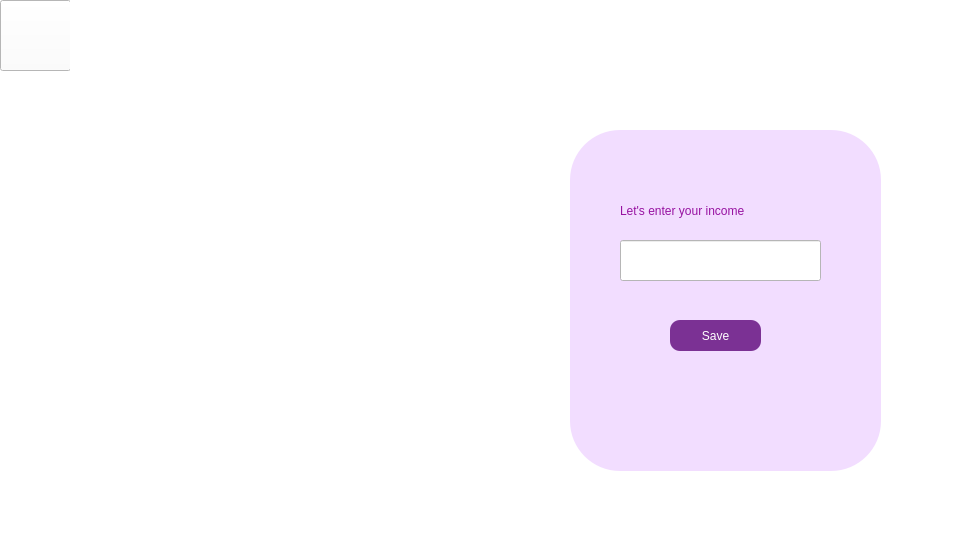
Old version of the form newincome.ui in the repository Nirjaraa/spendwise.
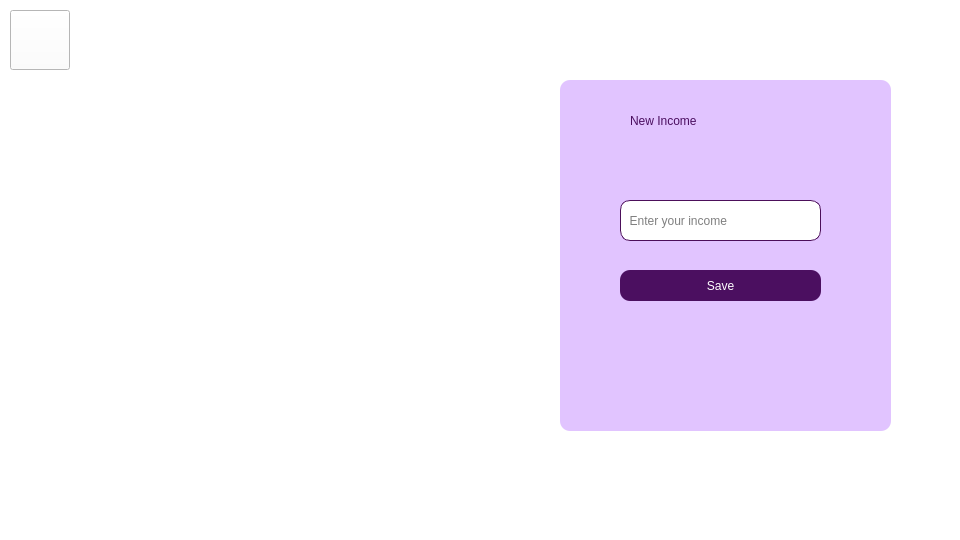
New version of the form. Icons and pictures are not drawn.

The edit to the form file:
```diff
--- a/newincome.ui
+++ b/newincome.ui
@@ -17,28 +17,12 @@
    <string notr="true">background-color:rgb(255,255,255);</string>
   </property>
   <widget class="QWidget" name="centralwidget">
-   <widget class="QLabel" name="label_2">
-    <property name="geometry">
-     <rect>
-      <x>870</x>
-      <y>460</y>
-      <width>91</width>
-      <height>81</height>
-     </rect>
-    </property>
-    <property name="styleSheet">
-     <string notr="true">border-image: url(:/resources/logo.png);</string>
-    </property>
-    <property name="text">
-     <string/>
-    </property>
-   </widget>
    <widget class="QLabel" name="label_4">
     <property name="geometry">
      <rect>
-      <x>140</x>
-      <y>140</y>
-      <width>371</width>
+      <x>110</x>
+      <y>90</y>
+      <width>321</width>
       <height>321</height>
      </rect>
     </property>
@@ -49,123 +33,114 @@
      <string/>
     </property>
    </widget>
-   <widget class="QPushButton" name="pushButton_8">
-    <property name="geometry">
-     <rect>
-      <x>670</x>
-      <y>320</y>
-      <width>91</width>
-      <height>31</height>
-     </rect>
-    </property>
-    <property name="styleSheet">
-     <string notr="true">border-image: url(:/resources/p7.jpg);
-font: 12pt &quot;Bahnschrift&quot;;
-border-color: none;
-color: rgb(255, 255, 255);
-background-color: rgb(123,49,148);
-border-radius: 10px;
-
-</string>
-    </property>
-    <property name="text">
-     <string>Save</string>
-    </property>
-   </widget>
-   <widget class="QLabel" name="label_5">
-    <property name="geometry">
-     <rect>
-      <x>620</x>
-      <y>200</y>
-      <width>221</width>
-      <height>21</height>
-     </rect>
-    </property>
-    <property name="styleSheet">
-     <string notr="true">font: 15pt &quot;Bahnschrift&quot;;
-color:rgb(151, 18, 161);
-background-color:rgb(242, 221, 255);
-
-</string>
-    </property>
-    <property name="text">
-     <string>Let's enter your income</string>
-    </property>
-   </widget>
-   <widget class="QLineEdit" name="newincome_2">
-    <property name="geometry">
-     <rect>
-      <x>620</x>
-      <y>240</y>
-      <width>201</width>
-      <height>41</height>
-     </rect>
-    </property>
-   </widget>
    <widget class="QPushButton" name="back">
     <property name="geometry">
      <rect>
-      <x>0</x>
-      <y>0</y>
-      <width>71</width>
-      <height>71</height>
+      <x>10</x>
+      <y>10</y>
+      <width>60</width>
+      <height>60</height>
      </rect>
     </property>
     <property name="styleSheet">
-     <string notr="true">image: url(:/resources/back.png);</string>
+     <string notr="true">image: url(:/resources/back.svg);</string>
     </property>
     <property name="text">
      <string/>
     </property>
    </widget>
-   <widget class="QLabel" name="editprofiletitle">
+   <widget class="QGroupBox" name="groupBox">
     <property name="geometry">
      <rect>
-      <x>70</x>
-      <y>0</y>
-      <width>911</width>
-      <height>71</height>
+      <x>560</x>
+      <y>80</y>
+      <width>331</width>
+      <height>351</height>
      </rect>
     </property>
     <property name="styleSheet">
-     <string notr="true">border-image:url(:/resources/title.png);
-color:rgb(255, 255, 255);
+     <string notr="true">border-radius:10px;
+background-color:rgb(225,196,255);</string>
+    </property>
+    <property name="title">
+     <string> </string>
+    </property>
+    <widget class="QLabel" name="label_3">
+     <property name="geometry">
+      <rect>
+       <x>70</x>
+       <y>10</y>
+       <width>181</width>
+       <height>61</height>
+      </rect>
+     </property>
+     <property name="styleSheet">
+      <string notr="true">color: rgb(75, 15, 96);
+ border:transparent;
+font: 800 25pt &quot;Bahnschrift&quot;;
+</string>
+     </property>
+     <property name="text">
+      <string>New Income</string>
+     </property>
+    </widget>
+    <widget class="QLineEdit" name="newincome_2">
+     <property name="geometry">
+      <rect>
+       <x>60</x>
+       <y>120</y>
+       <width>201</width>
+       <height>41</height>
+      </rect>
+     </property>
+     <property name="styleSheet">
+      <string notr="true"> border-radius:10px;
+ color:black;
+font: 12pt &quot;Bahnschrift&quot;;
+ background-color:white;
+border:1px solid rgb(76,15,90);</string>
+     </property>
+     <property name="placeholderText">
+      <string>  Enter your income</string>
+     </property>
+    </widget>
+    <widget class="QPushButton" name="pushButton_8">
+     <property name="geometry">
+      <rect>
+       <x>60</x>
+       <y>190</y>
+       <width>201</width>
+       <height>31</height>
+      </rect>
+     </property>
+     <property name="styleSheet">
+      <string notr="true">QPushButton {
+    font: 9pt &quot;Bahnschrift&quot;;
+   
+    color: rgb(255, 255, 255);
+    background-color: rgb(75, 15, 96);
+    border-radius: 10px;
+}
+
+QPushButton:hover {
+    border: 2px solid white;
+	}
+QPushButton:pressed {
+    border: 2px solid rgb(75, 15, 96);
+	 background-color:white;
+	 color:rgb(75, 15, 96);
+cursor: pointinghand;
+}
  
-font: 700 22pt &quot;Bahnschrift&quot;;
 
- </string>
-    </property>
-    <property name="text">
-     <string> NEW INCOME</string>
-    </property>
-   </widget>
-   <widget class="QLabel" name="label">
-    <property name="geometry">
-     <rect>
-      <x>570</x>
-      <y>130</y>
-      <width>311</width>
-      <height>341</height>
-     </rect>
-    </property>
-    <property name="styleSheet">
-     <string notr="true">background-color:rgb(242, 221, 255);
-border-radius:50px
 
 </string>
-    </property>
-    <property name="text">
-     <string/>
-    </property>
+     </property>
+     <property name="text">
+      <string>Save</string>
+     </property>
+    </widget>
    </widget>
-   <zorder>label</zorder>
-   <zorder>label_2</zorder>
-   <zorder>label_4</zorder>
-   <zorder>pushButton_8</zorder>
-   <zorder>label_5</zorder>
-   <zorder>newincome_2</zorder>
-   <zorder>back</zorder>
-   <zorder>editprofiletitle</zorder>
   </widget>
  </widget>
  <resources/>
```
